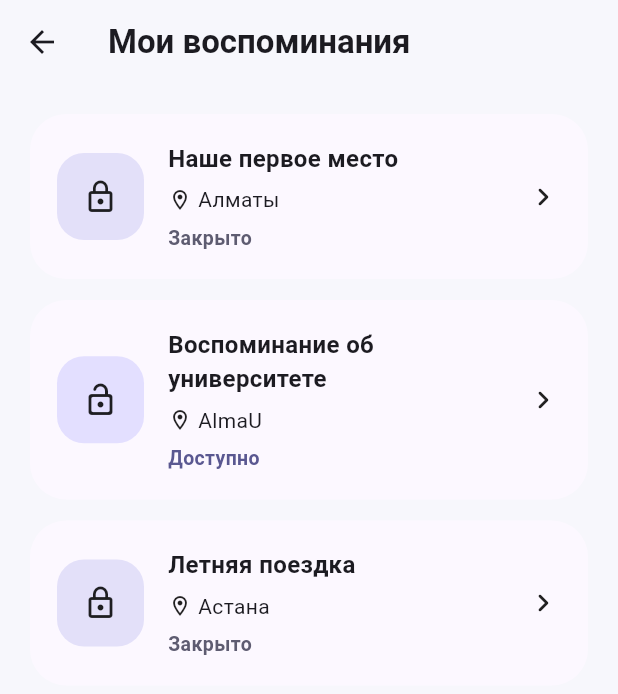
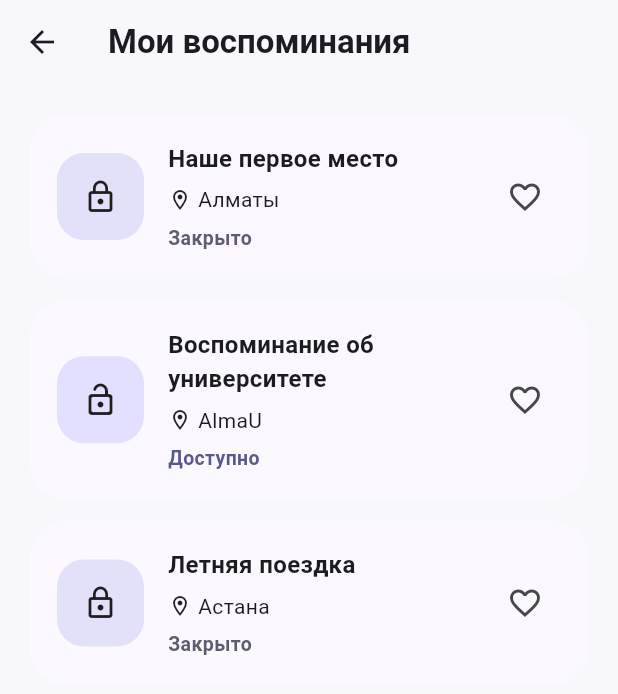
Before and after one commit to jezqwx/memory_drop, a Flutter app: the MyDropsScreen screen opened directly, on a phone screen of 412 x 824 dp. Shown: the top 694 px of the screen. Run offline on Flutter 3.47's test engine with Material 3 defaults, Android fonts, the phone set to English and light mode, and no system bars.

Commit message:
Week 3: implement favorites with setState

```diff
--- a/lib/app.dart
+++ b/lib/app.dart
@@ -1,4 +1,5 @@
 import 'package:flutter/material.dart';
+
 import 'core/theme/app_theme.dart';
 import 'presentation/screens/home_screen.dart';
 
--- /dev/null
+++ b/lib/models/memory_drop.dart
@@ -0,0 +1,31 @@
+class MemoryDrop {
+  final int id;
+  final String title;
+  final String location;
+  final bool locked;
+  final bool isFavorite;
+
+  const MemoryDrop({
+    required this.id,
+    required this.title,
+    required this.location,
+    required this.locked,
+    this.isFavorite = false,
+  });
+
+  MemoryDrop copyWith({
+    int? id,
+    String? title,
+    String? location,
+    bool? locked,
+    bool? isFavorite,
+  }) {
+    return MemoryDrop(
+      id: id ?? this.id,
+      title: title ?? this.title,
+      location: location ?? this.location,
+      locked: locked ?? this.locked,
+      isFavorite: isFavorite ?? this.isFavorite,
+    );
+  }
+}
--- a/lib/presentation/screens/create_drop_screen.dart
+++ b/lib/presentation/screens/create_drop_screen.dart
@@ -49,15 +49,16 @@ class _CreateDropScreenState extends State<CreateDropScreen> {
           const SizedBox(height: 28),
           TextField(
             controller: titleController,
+            maxLines: 1,
             decoration: const InputDecoration(
               labelText: 'Название',
               prefixIcon: Icon(Icons.title_rounded),
             ),
           ),
-          const SizedBox(height: 16),
+          const SizedBox(height: 28),
           TextField(
             controller: messageController,
-            maxLines: 5,
+            maxLines: 1,
             decoration: const InputDecoration(
               labelText: 'Сообщение',
               alignLabelWithHint: true,
--- a/lib/presentation/screens/my_drops_screen.dart
+++ b/lib/presentation/screens/my_drops_screen.dart
@@ -1,30 +1,49 @@
 import 'package:flutter/material.dart';
 
+import '../../models/memory_drop.dart';
 import 'drop_details_screen.dart';
 
-class MyDropsScreen extends StatelessWidget {
+class MyDropsScreen extends StatefulWidget {
   const MyDropsScreen({super.key});
 
   @override
+  State<MyDropsScreen> createState() => _MyDropsScreenState();
+}
+
+class _MyDropsScreenState extends State<MyDropsScreen> {
+  List<MemoryDrop> drops = [
+    const MemoryDrop(
+      id: 1,
+      title: 'Наше первое место',
+      location: 'Алматы',
+      locked: true,
+    ),
+    const MemoryDrop(
+      id: 2,
+      title: 'Воспоминание об университете',
+      location: 'AlmaU',
+      locked: false,
+    ),
+    const MemoryDrop(
+      id: 3,
+      title: 'Летняя поездка',
+      location: 'Астана',
+      locked: true,
+    ),
+  ];
+
+  void toggleFavorite(int index) {
+    setState(() {
+      final drop = drops[index];
+
+      drops[index] = drop.copyWith(
+        isFavorite: !drop.isFavorite,
+      );
+    });
+  }
+
+  @override
   Widget build(BuildContext context) {
-    final drops = [
-      {
-        'title': 'Наше первое место',
-        'location': 'Алматы',
-        'locked': true,
-      },
-      {
-        'title': 'Воспоминание об университете',
-        'location': 'AlmaU',
-        'locked': false,
-      },
-      {
-        'title': 'Летняя поездка',
-        'location': 'Астана',
-        'locked': true,
-      },
-    ];
-
     return Scaffold(
       appBar: AppBar(
         title: const Text(
@@ -43,10 +62,6 @@ class MyDropsScreen extends StatelessWidget {
         itemBuilder: (context, index) {
           final drop = drops[index];
 
-          final title = drop['title'] as String;
-          final location = drop['location'] as String;
-          final locked = drop['locked'] as bool;
-
           return InkWell(
             borderRadius: BorderRadius.circular(24),
             onTap: () {
@@ -54,7 +69,9 @@ class MyDropsScreen extends StatelessWidget {
                 context,
                 MaterialPageRoute(
                   builder: (_) => DropDetailsScreen(
-                    title: title,
+                    title: drop.title,
+                    location: drop.location,
+                    locked: drop.locked,
                   ),
                 ),
               );
@@ -71,7 +88,7 @@ class MyDropsScreen extends StatelessWidget {
                     width: 58,
                     height: 58,
                     decoration: BoxDecoration(
-                      color: locked
+                      color: drop.locked
                           ? Theme.of(context)
                               .colorScheme
                               .secondaryContainer
@@ -81,7 +98,7 @@ class MyDropsScreen extends StatelessWidget {
                       borderRadius: BorderRadius.circular(18),
                     ),
                     child: Icon(
-                      locked
+                      drop.locked
                           ? Icons.lock_outline
                           : Icons.lock_open_rounded,
                     ),
@@ -92,7 +109,7 @@ class MyDropsScreen extends StatelessWidget {
                       crossAxisAlignment: CrossAxisAlignment.start,
                       children: [
                         Text(
-                          title,
+                          drop.title,
                           style: const TextStyle(
                             fontSize: 16,
                             fontWeight: FontWeight.w700,
@@ -106,16 +123,16 @@ class MyDropsScreen extends StatelessWidget {
                               size: 16,
                             ),
                             const SizedBox(width: 4),
-                            Text(location),
+                            Text(drop.location),
                           ],
                         ),
                         const SizedBox(height: 6),
                         Text(
-                          locked ? 'Закрыто' : 'Доступно',
+                          drop.locked ? 'Закрыто' : 'Доступно',
                           style: TextStyle(
                             fontSize: 13,
                             fontWeight: FontWeight.w600,
-                            color: locked
+                            color: drop.locked
                                 ? Theme.of(context)
                                     .colorScheme
                                     .secondary
@@ -127,8 +144,18 @@ class MyDropsScreen extends StatelessWidget {
                       ],
                     ),
                   ),
-                  const Icon(
-                    Icons.chevron_right_rounded,
+                  IconButton(
+                    onPressed: () {
+                      toggleFavorite(index);
+                    },
+                    icon: Icon(
+                      drop.isFavorite
+                          ? Icons.favorite
+                          : Icons.favorite_border,
+                      color: drop.isFavorite
+                          ? Colors.red
+                          : null,
+                    ),
                   ),
                 ],
               ),
```
Also changed, not shown: lib/presentation/screens/drop_details_screen.dart (+51 -10 lines), lib/presentation/providers/drop_provider.dart (added).
